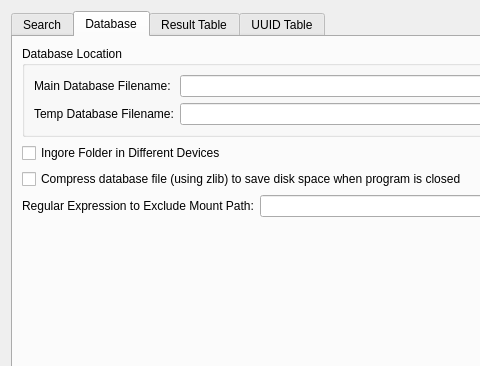
Old version of the form src/Ui_advanced_setting_dialog.ui in the repository chg-hou/DawnlightSearch; both pictures show x 0 to 480 and y 0 to 366 of the 646 by 574 pixel window.
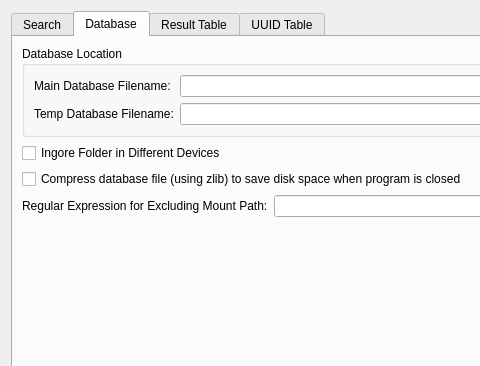
New version of the form. Icons and pictures are not drawn.

Patch:
```diff
--- a/src/Ui_advanced_setting_dialog.ui
+++ b/src/Ui_advanced_setting_dialog.ui
@@ -612,7 +612,7 @@
          <item>
           <widget class="QLabel" name="label_10">
            <property name="text">
-            <string>Regular Expression to Exclude Mount Path:</string>
+            <string>Regular Expression for Excluding Mount Path:</string>
            </property>
           </widget>
          </item>
```
